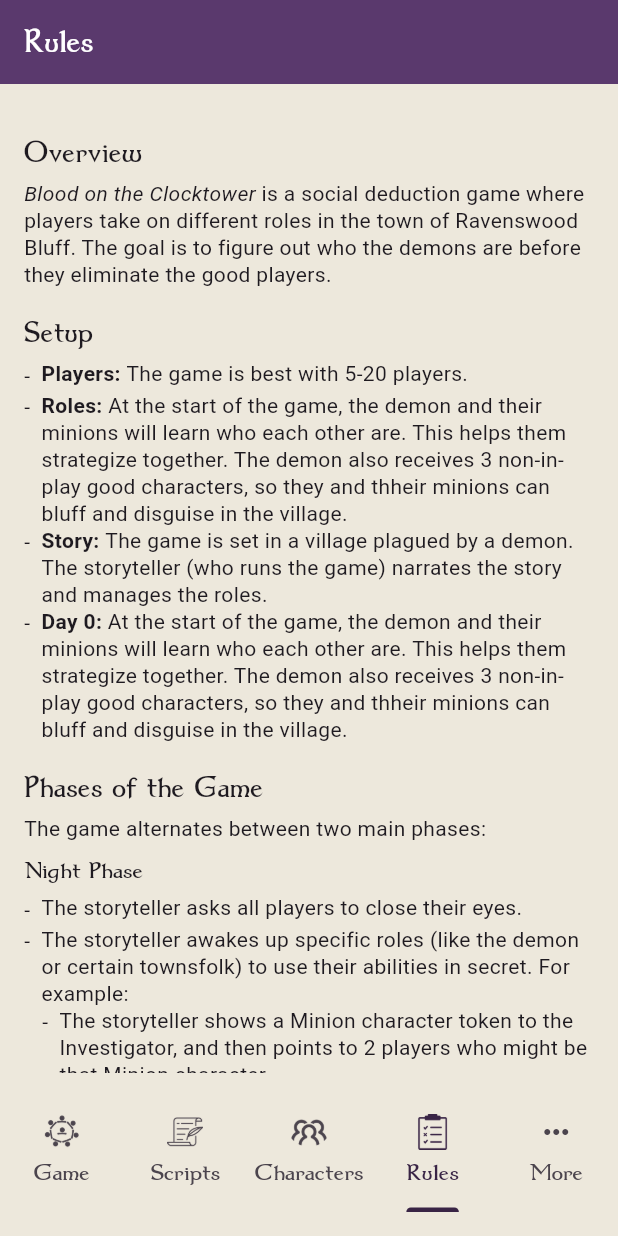
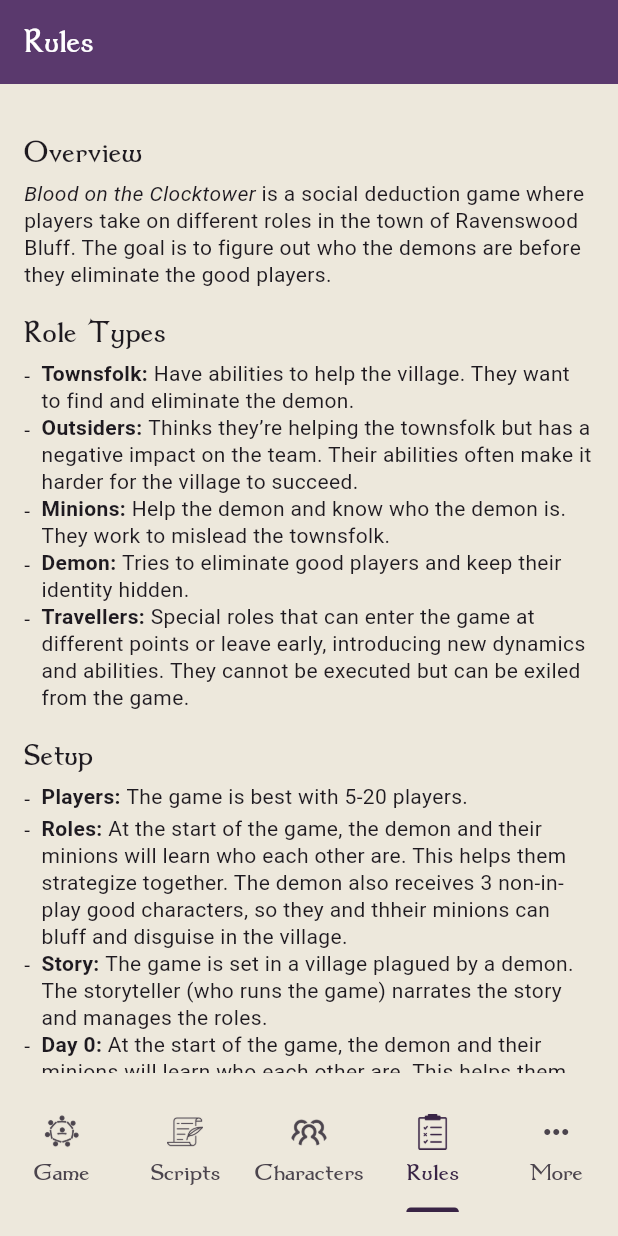
Before and after one commit to marianapatcosta/the-investigators-clues, a Flutter app: the screen it shows after launch, item 4 of the bottom bar chosen, on a phone screen of 412 x 824 dp. Run offline on Flutter 3.47's test engine with Material 3 defaults, Android fonts, the phone set to English and light mode, and no system bars; our stand-ins replace flutter_riverpod, shared_preferences, shimmer, webview_flutter; missing offline and left inert: flutter_circular_text; generated files the repository leaves out were written again.

Commit message:
fix bugs and improve rules

```diff
--- a/lib/l10n/app_en.arb
+++ b/lib/l10n/app_en.arb
@@ -197,7 +197,10 @@
   "rulesDayPhaseDesc3": "Players can accuse other players and a vote can be held to execute a suspected demon.",
   "rulesDayPhaseDesc4": "A player can nominate another player, publicly stating the accusation. The nominated player has then the chance to defense themselves. All the players can vote the nomination. When a player wants to vote for someone, they should raise their hand. The storyteller will count clockwise the votes and announce if a majority has voted to execute a player.",
   "rulesDayPhaseDesc4Title": "Voting Process",
-  "rulesDayPhaseDesc5": "If there is a majority votes for a player, that player is executed, but their role is not revealed until the end of the game. The executed player can still interact and share information with the other players, and still has 1 ghost vote to use when they decided till the end of the game.",
+  "rulesDayPhaseDesc5": "If there is a majority votes for a player, that player is executed, but their role is not revealed until the end of the game. Each dead player can still interact and share information with the other players, and still has 1 ghost vote to use when they decided till the end of the game.",
+  "rulesDrunkennessPoisoning": "Drunkenness & Poisoning",
+  "rulesDrunkennessPoisoningDesc1": "Due to several events in the game, the players might became drunk or poisoned for 1 or more phases of the game, or even the whole game. This means that player’s special ability might not work, according to the Storyteller’’s discretion.",
+  "rulesDrunkennessPoisoningDesc2": "If the drunk/poisoned player gathers information (e.g. Investigator, Fortune Teller), they might gather wrong or misleading information. However, the drunk/poisoned player has other type of ability, like causing death (e.g. Slayer, Virgin) or preventing death (e.g. Monk, Mayor), the ability will not work at all.",
   "rulesNightPhase": "Night Phase",
   "rulesNightPhaseDesc1": "The storyteller asks all players to close their eyes.",
   "rulesNightPhaseDesc2": "The storyteller awakes up specific roles (like the demon or certain townsfolk) to use their abilities in secret. For example:",
--- a/lib/l10n/app_pt.arb
+++ b/lib/l10n/app_pt.arb
@@ -198,7 +198,10 @@
   "rulesDayPhaseDesc3": "Os jogadores podem acusar outros jogadores, e pode ser realizada uma votação para executar alguém que suspeitem ser o demónio.",
   "rulesDayPhaseDesc4": "Um jogador pode nomear outro jogador, fazendo publicamente uma acusação. O jogador nomeado tem então a oportunidade de se defender. Todos os jogadores podem votar na nomeação. Quando um jogador quiser votar em alguém, deve levantar a mão. O narrador contará os votos no sentido horário e anunciará se a maioria votou para executar um jogador.",
   "rulesDayPhaseDesc4Title": "Processo de Votação",
-  "rulesDayPhaseDesc5": "Se houver uma maioria de votos para um jogador, esse jogador é executado, mas o seu papel não é revelado até ao fim do jogo. O jogador executado pode ainda interagir e partilhar informações com os outros jogadores e tem ainda 1 voto fantasma que pode usar até ao final do jogo.",
+  "rulesDayPhaseDesc5": "Se houver uma maioria de votos para um jogador, esse jogador é executado, mas o seu papel não é revelado até ao fim do jogo. Cada jogador morto pode ainda interagir e partilhar informações com os outros jogadores e tem ainda 1 voto fantasma que pode usar até ao final do jogo.",
+  "rulesDrunkennessPoisoning": "Embriaguez & Envenenamento",
+  "rulesDrunkennessPoisoningDesc1": "Devido a diferentes eventos do jogo, os jogadores podem ficar embriagados ou envenenados durante 1 ou mais fases do jogo, ou mesmo durante todo o jogo. Isto significa que a habilidade especial ido jogador pode não funcionar, de acordo com o decidido pelo Narrador.",
+  "rulesDrunkennessPoisoningDesc2": "Se o jogador embriagado ou envenenado recebe informação (ex. Investigador, Fortune Teller), ele/ela poderá receber informação incorreta ou que gere má interpretação. Contudo, se o jogador embriagado ou envenenado tem outro tipo de habilidade, como causar a morte (ex. Virgin, Slayer) ou prevenir a morte (ex Mayor, Monk), a habilidade não funcionará de todo..",
   "rulesNightPhase": "Fase da Noite",
   "rulesNightPhaseDesc1": "O narrador pede a todos os jogadores que fechem os olhos.",
   "rulesNightPhaseDesc2": "O narrador acorda papéis específicos (como o demónio ou certos Townsfolk) para usarem as suas habilidades em segredo. Por exemplo:",
--- a/lib/screens/game.dart
+++ b/lib/screens/game.dart
@@ -94,7 +94,7 @@ class _GameScreenState extends State<GameScreen> {
     SharedPreferences preferences = await SharedPreferences.getInstance();
     final gameSessionString = preferences.getString(kGameSession);
 
-    if (gameSessionString != null) {
+    if (gameSessionString != null && gameSessionString != 'null') {
       setState(() {
         gameSession = GameSession.fromJson(json.decode(gameSessionString));
       });
--- a/lib/screens/rules.dart
+++ b/lib/screens/rules.dart
@@ -54,6 +54,27 @@ class RulesScreen extends StatelessWidget {
                           ],
                         ),
                       ),
+                      const SizedBox(height: 16),
+                      Text(
+                        t.rulesRoleTypes,
+                        style:
+                            theme.textTheme.titleMedium!.copyWith(height: 1.25),
+                      ),
+                      const SizedBox(height: 4),
+                      _TextListItem(
+                          title: 'Townsfolk',
+                          description: t.rulesRoleTypesTownsfolk),
+                      _TextListItem(
+                          title: 'Outsiders',
+                          description: t.rulesRoleTypesOutsiders),
+                      _TextListItem(
+                          title: 'Minions',
+                          description: t.rulesRoleTypesMinions),
+                      _TextListItem(
+                          title: 'Demon', description: t.rulesRoleTypesDemon),
+                      _TextListItem(
+                          title: 'Travellers',
+                          description: t.rulesRoleTypesTravellers),
                       const SizedBox(height: 16),
                       Text(
                         t.rulesSetup,
@@ -130,6 +151,17 @@ class RulesScreen extends StatelessWidget {
                           description: t.rulesWinningDesc2),
                       const SizedBox(height: 16),
                       Text(
+                        t.rulesDrunkennessPoisoning,
+                        style:
+                            theme.textTheme.titleMedium!.copyWith(height: 1.25),
+                      ),
+                      const SizedBox(height: 4),
+                      _TextListItem(
+                          description: t.rulesDrunkennessPoisoningDesc1),
+                      _TextListItem(
+                          description: t.rulesDrunkennessPoisoningDesc2),
+                      const SizedBox(height: 16),
+                      Text(
                         t.rulesTips,
                         style:
                             theme.textTheme.titleMedium!.copyWith(height: 1.25),
@@ -144,27 +176,6 @@ class RulesScreen extends StatelessWidget {
                       _TextListItem(
                           title: t.rulesTipsTitle3,
                           description: t.rulesTipsDesc3),
-                      const SizedBox(height: 16),
-                      Text(
-                        t.rulesRoleTypes,
-                        style:
-                            theme.textTheme.titleMedium!.copyWith(height: 1.25),
-                      ),
-                      const SizedBox(height: 4),
-                      _TextListItem(
-                          title: 'Townsfolk',
-                          description: t.rulesRoleTypesTownsfolk),
-                      _TextListItem(
-                          title: 'Outsiders',
-                          description: t.rulesRoleTypesOutsiders),
-                      _TextListItem(
-                          title: 'Minions',
-                          description: t.rulesRoleTypesMinions),
-                      _TextListItem(
-                          title: 'Demon', description: t.rulesRoleTypesDemon),
-                      _TextListItem(
-                          title: 'Travellers',
-                          description: t.rulesRoleTypesTravellers),
                       const SizedBox(height: 16),
                       Text(
                         t.rulesConclusion,
--- a/lib/widgets/ui/form_action_bar.dart
+++ b/lib/widgets/ui/form_action_bar.dart
@@ -25,7 +25,9 @@ class FormActionBar extends StatelessWidget {
             onPressed: () {
               if (onCancel != null) {
                 onCancel!();
+                return;
               }
+              Navigator.pop(context);
             },
             style: ElevatedButton.styleFrom(
               backgroundColor: Colors.transparent,
```
